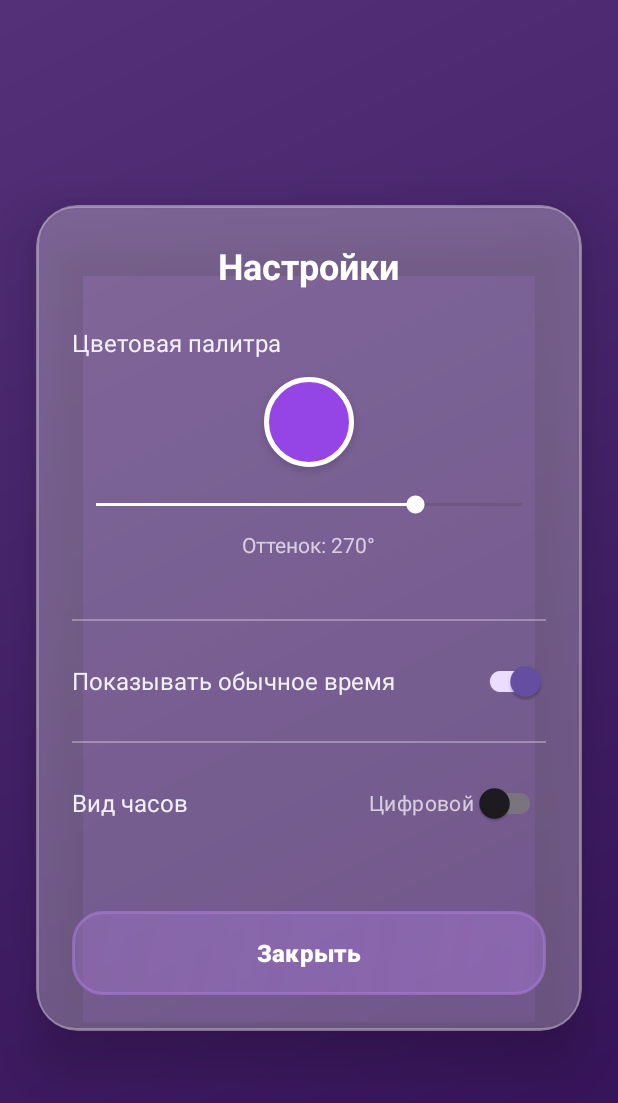
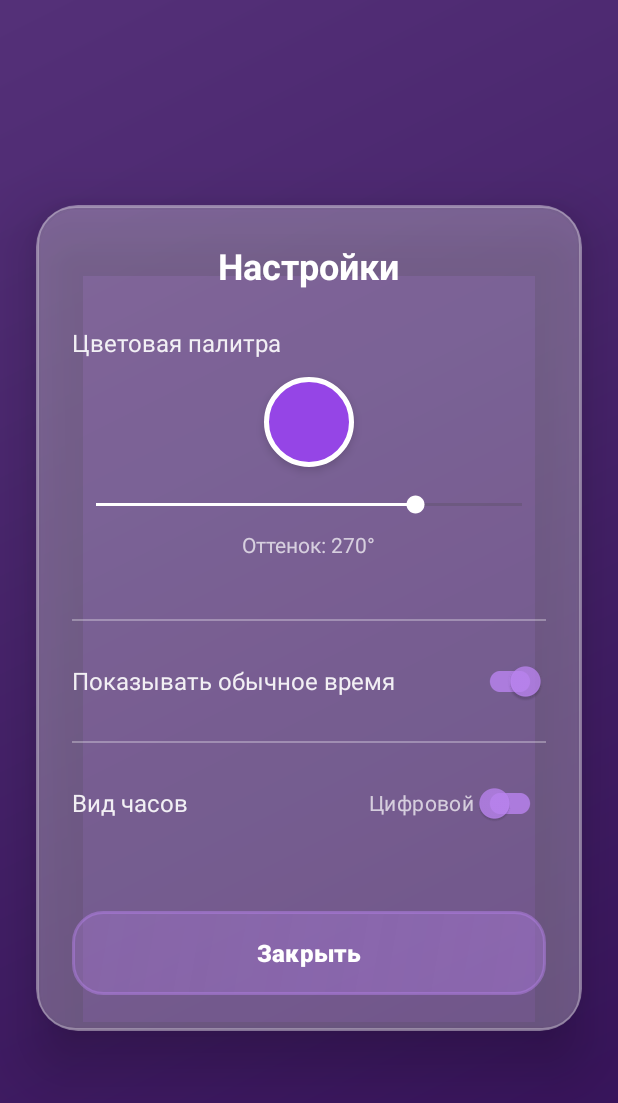
Before and after one commit to TheMrGrench/decimal-clock, an Android app: the SettingsActivity screen opened directly, with no data from a screen before it, on a phone screen of 412 x 824 dp. Shown: the top 1103 px of the screen. Run offline under Robolectric (Android 15) with nearby library versions, the phone set to English and light mode, and no system bars.

Commit message:
Apply theme colors to switches in settings

```diff
--- a/app/src/main/java/com/decimalclock/SettingsActivity.kt
+++ b/app/src/main/java/com/decimalclock/SettingsActivity.kt
@@ -31,6 +31,13 @@ class SettingsActivity : AppCompatActivity() {
     private fun applyThemeColors() {
         val pastelColor = generatePastelColor(currentHue)
         binding.closeButton.backgroundTintList = android.content.res.ColorStateList.valueOf(pastelColor)
+
+        // Применяем цвет к переключателям
+        val switchColor = android.content.res.ColorStateList.valueOf(pastelColor)
+        binding.timeVisibilitySwitch.thumbTintList = switchColor
+        binding.timeVisibilitySwitch.trackTintList = switchColor
+        binding.clockTypeSwitch.thumbTintList = switchColor
+        binding.clockTypeSwitch.trackTintList = switchColor
     }
 
     private fun setupColorHueSeekBar() {
@@ -44,6 +51,7 @@ class SettingsActivity : AppCompatActivity() {
                 binding.colorHueText.text = "Оттенок: ${progress}°"
                 updateColorPreview(currentHue)
                 updateBackgroundGradient(currentHue)
+                applyThemeColors() // Обновляем цвета элементов
             }
 
             override fun onStartTrackingTouch(seekBar: SeekBar?) {}
```
